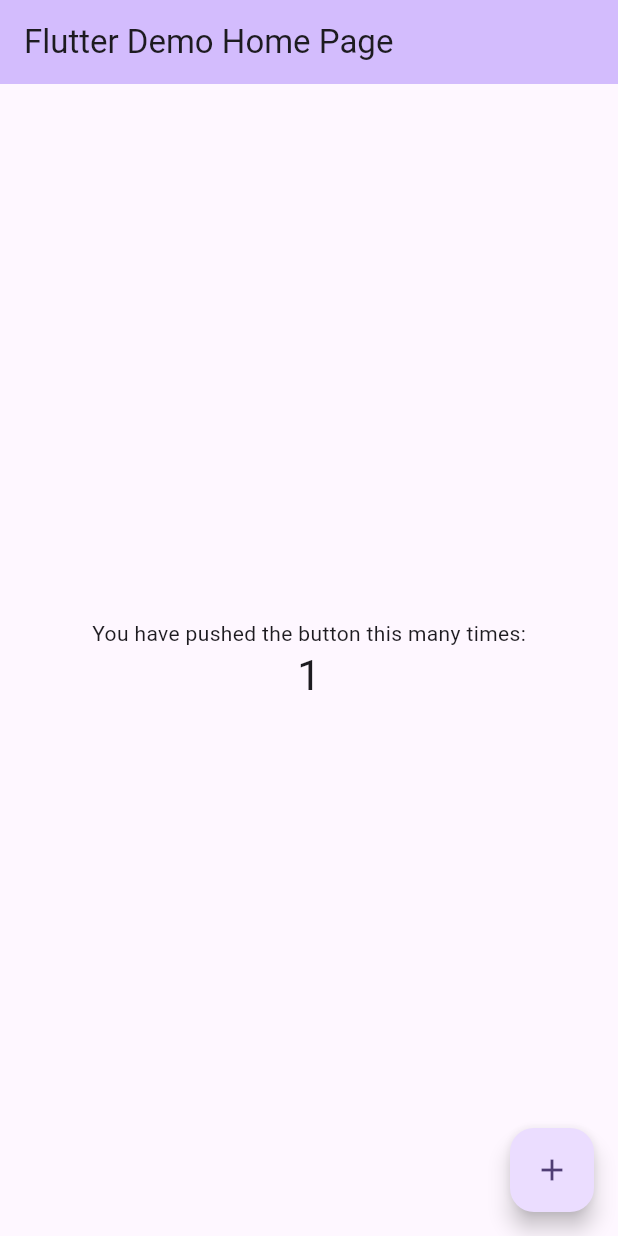
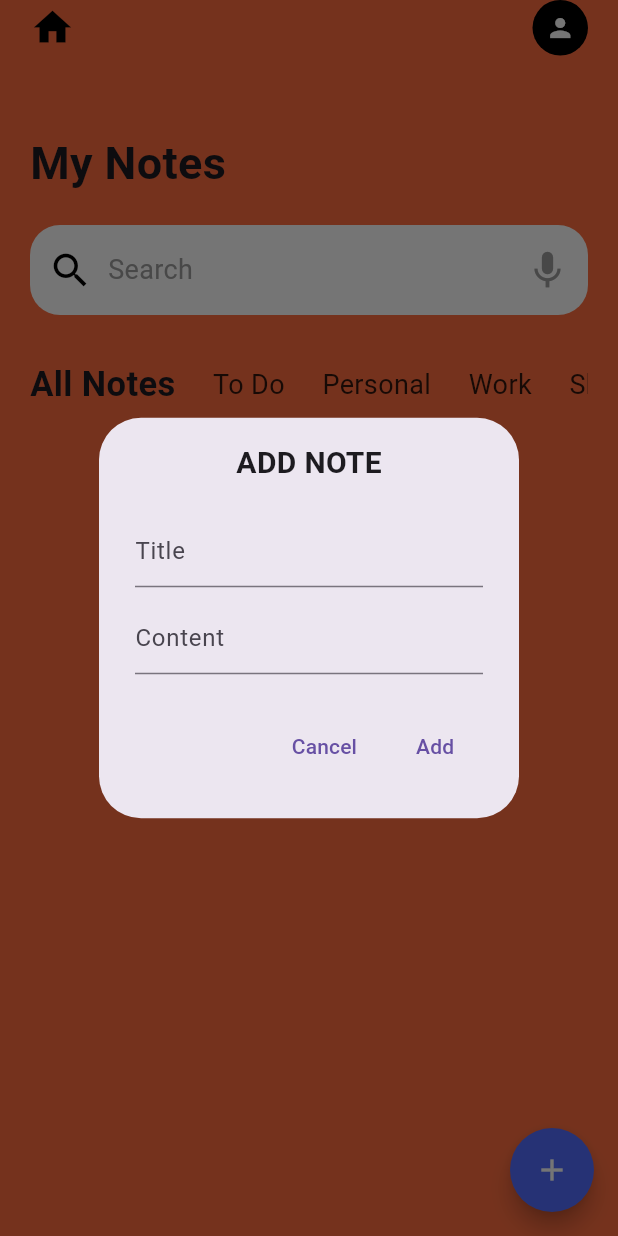
Before and after one commit to Simeon013/crud_todo_firebase, a Flutter app: the screen it shows after launch, after a tap on the "add" icon, on a phone screen of 412 x 824 dp. Run offline on Flutter 3.47's test engine with Material 3 defaults, Android fonts, the phone set to English and light mode, and no system bars; our stand-ins replace cloud_firestore, firebase_core; accounts and stored records are empty.

Commit message:
finish commit

```diff
--- a/lib/main.dart
+++ b/lib/main.dart
@@ -1,3 +1,4 @@
+import 'package:fire_todo/pages/home_page.dart';
 import 'package:firebase_core/firebase_core.dart';
 import 'package:flutter/material.dart';
 import 'firebase_options.dart';
@@ -11,119 +12,12 @@ void main() async {
 class MyApp extends StatelessWidget {
   const MyApp({super.key});
 
-  // This widget is the root of your application.
   @override
   Widget build(BuildContext context) {
-    return MaterialApp(
-      title: 'Flutter Demo',
-      theme: ThemeData(
-        // This is the theme of your application.
-        //
-        // TRY THIS: Try running your application with "flutter run". You'll see
-        // the application has a purple toolbar. Then, without quitting the app,
-        // try changing the seedColor in the colorScheme below to Colors.green
-        // and then invoke "hot reload" (save your changes or press the "hot
-        // reload" button in a Flutter-supported IDE, or press "r" if you used
-        // the command line to start the app).
-        //
-        // Notice that the counter didn't reset back to zero; the application
-        // state is not lost during the reload. To reset the state, use hot
-        // restart instead.
-        //
-        // This works for code too, not just values: Most code changes can be
-        // tested with just a hot reload.
-        colorScheme: ColorScheme.fromSeed(seedColor: Colors.deepPurple),
-        useMaterial3: true,
-      ),
-      home: const MyHomePage(title: 'Flutter Demo Home Page'),
+    return const MaterialApp(
+      debugShowCheckedModeBanner: false,
+      title: 'Fire Todo',
+      home: HomePage(),
     );
   }
 }
-
-class MyHomePage extends StatefulWidget {
-  const MyHomePage({super.key, required this.title});
-
-  // This widget is the home page of your application. It is stateful, meaning
-  // that it has a State object (defined below) that contains fields that affect
-  // how it looks.
-
-  // This class is the configuration for the state. It holds the values (in this
-  // case the title) provided by the parent (in this case the App widget) and
-  // used by the build method of the State. Fields in a Widget subclass are
-  // always marked "final".
-
-  final String title;
-
-  @override
-  State<MyHomePage> createState() => _MyHomePageState();
-}
-
-class _MyHomePageState extends State<MyHomePage> {
-  int _counter = 0;
-
-  void _incrementCounter() {
-    setState(() {
-      // This call to setState tells the Flutter framework that something has
-      // changed in this State, which causes it to rerun the build method below
-      // so that the display can reflect the updated values. If we changed
-      // _counter without calling setState(), then the build method would not be
-      // called again, and so nothing would appear to happen.
-      _counter++;
-    });
-  }
-
-  @override
-  Widget build(BuildContext context) {
-    // This method is rerun every time setState is called, for instance as done
-    // by the _incrementCounter method above.
-    //
-    // The Flutter framework has been optimized to make rerunning build methods
-    // fast, so that you can just rebuild anything that needs updating rather
-    // than having to individually change instances of widgets.
-    return Scaffold(
-      appBar: AppBar(
-        // TRY THIS: Try changing the color here to a specific color (to
-        // Colors.amber, perhaps?) and trigger a hot reload to see the AppBar
-        // change color while the other colors stay the same.
-        backgroundColor: Theme.of(context).colorScheme.inversePrimary,
-        // Here we take the value from the MyHomePage object that was created by
-        // the App.build method, and use it to set our appbar title.
-        title: Text(widget.title),
-      ),
-      body: Center(
-        // Center is a layout widget. It takes a single child and positions it
-        // in the middle of the parent.
-        child: Column(
-          // Column is also a layout widget. It takes a list of children and
-          // arranges them vertically. By default, it sizes itself to fit its
-          // children horizontally, and tries to be as tall as its parent.
-          //
-          // Column has various properties to control how it sizes itself and
-          // how it positions its children. Here we use mainAxisAlignment to
-          // center the children vertically; the main axis here is the vertical
-          // axis because Columns are vertical (the cross axis would be
-          // horizontal).
-          //
-          // TRY THIS: Invoke "debug painting" (choose the "Toggle Debug Paint"
-          // action in the IDE, or press "p" in the console), to see the
-          // wireframe for each widget.
-          mainAxisAlignment: MainAxisAlignment.center,
-          children: <Widget>[
-            const Text(
-              'You have pushed the button this many times:',
-            ),
-            Text(
-              '$_counter',
-              style: Theme.of(context).textTheme.headlineMedium,
-            ),
-          ],
-        ),
-      ),
-      floatingActionButton: FloatingActionButton(
-        onPressed: _incrementCounter,
-        tooltip: 'Increment',
-        child: const Icon(Icons.add),
-      ), // This trailing comma makes auto-formatting nicer for build methods.
-    );
-  }
-}
--- /dev/null
+++ b/lib/pages/home_page.dart
@@ -0,0 +1,424 @@
+import 'package:cloud_firestore/cloud_firestore.dart';
+import 'package:fire_todo/services/firestore.dart';
+import 'package:flutter/material.dart';
+import 'package:flutter_staggered_grid_view/flutter_staggered_grid_view.dart';
+
+class HomePage extends StatefulWidget {
+  const HomePage({super.key});
+
+  @override
+  State<HomePage> createState() => _HomePageState();
+}
+
+class _HomePageState extends State<HomePage> {
+  // Liste d'éléments avec la taille de chaque tuile
+  final List<GridItem> items = const [
+    GridItem(crossAxisCount: 3, mainAxisCount: 4, size: 3),
+    GridItem(crossAxisCount: 2, mainAxisCount: 2, size: 1),
+    GridItem(crossAxisCount: 2, mainAxisCount: 2, size: 1),
+    GridItem(crossAxisCount: 2, mainAxisCount: 3, size: 2),
+    GridItem(crossAxisCount: 3, mainAxisCount: 3, size: 2),
+    GridItem(crossAxisCount: 3, mainAxisCount: 2, size: 1),
+    GridItem(crossAxisCount: 2, mainAxisCount: 4, size: 3),
+    GridItem(crossAxisCount: 3, mainAxisCount: 2, size: 1),
+    GridItem(crossAxisCount: 2, mainAxisCount: 4, size: 3),
+    GridItem(crossAxisCount: 3, mainAxisCount: 2, size: 1),
+    GridItem(crossAxisCount: 3, mainAxisCount: 2, size: 1),
+    GridItem(crossAxisCount: 5, mainAxisCount: 3, size: 2),
+  ];
+
+  //firestore
+  final FirestoreService firestoreService = FirestoreService();
+
+  // texts controllers
+  final TextEditingController titleController = TextEditingController();
+  final TextEditingController contentController = TextEditingController();
+
+  // open a dialog to add note or update
+  void openNoteBox(String? docID, String? note, String? content) {
+    showDialog(
+      context: context,
+      builder: (context) => AlertDialog(
+        content: Column(
+          mainAxisSize: MainAxisSize.min,
+          children: [
+            Center(
+              child: Text(
+              docID == null ? 'ADD NOTE' : 'UPDATE NOTE',
+                style: const TextStyle(
+                  fontSize: 20,
+                  fontWeight: FontWeight.bold,
+                ),
+              ),
+            ),
+            const SizedBox(height: 20),
+            TextField(
+              controller: titleController,
+              decoration: InputDecoration(
+                hintText: docID == null ? 'Title' : note,
+              ),
+            ),
+            const SizedBox(height: 10),
+            TextField(
+              controller: contentController,
+              decoration: InputDecoration(
+                hintText: docID == null ? 'Content' : content,
+              ),
+            ),
+          ],
+        ),
+        actions: [
+          TextButton(
+            onPressed: () {
+              Navigator.pop(context);
+            },
+            child: const Text('Cancel'),
+          ),
+          TextButton(
+            onPressed: () {
+              if (docID != null) {
+                firestoreService.updateNote(docID, titleController.text, contentController.text);
+              } else {
+                firestoreService.addNote(titleController.text, contentController.text);
+              }
+              // clear text fields
+              titleController.clear();
+              contentController.clear();
+
+              Navigator.pop(context);
+              //addNote();
+            },
+            child: const Text('Add'),
+          ),
+        ],
+      )
+    );
+  }
+
+  @override
+  Widget build(BuildContext context) {
+    return Scaffold(
+      backgroundColor: Colors.deepOrangeAccent,
+      body: SafeArea(
+        child: SingleChildScrollView(
+          child: Column(
+            children: [
+              Padding(
+                padding: const EdgeInsets.symmetric(horizontal: 20),
+                child: Row(
+                  mainAxisAlignment: MainAxisAlignment.spaceBetween,
+                  children: [
+                    const Icon(
+                      Icons.home,
+                      size: 30,
+                      color: Colors.black,
+                    ),
+                    Container(
+                      width: 37,
+                      height: 37,
+                      decoration: const BoxDecoration(
+                        shape: BoxShape.circle,
+                        color: Colors.black,
+                      ),
+                      child: const Icon(
+                        Icons.person,
+                        size: 20,
+                        color: Colors.white,
+                      ),
+                    ),
+                  ],
+                ),
+              ),
+              const SizedBox(height: 50),
+              Padding(
+                padding: const EdgeInsets.symmetric(horizontal: 20),
+                child: Column(
+                  crossAxisAlignment: CrossAxisAlignment.start,
+                  children: [
+                    const Row(
+                      children: [
+                        Text(
+                          'My Notes',
+                          style: TextStyle(
+                            fontSize: 30,
+                            fontWeight: FontWeight.bold,
+                          ),
+                        ),
+                        Spacer(),
+                      ],
+                    ),
+                    const SizedBox(height: 20),
+                    Container(
+                      width: double.infinity,
+                      height: 60,
+                      decoration: BoxDecoration(
+                        borderRadius: BorderRadius.circular(20),
+                        color: Colors.white,
+                      ),
+                      child: const Padding(
+                        padding: EdgeInsets.all(12),
+                        child: Row(
+                          mainAxisAlignment: MainAxisAlignment.spaceBetween,
+                          children: [
+                            Row(
+                              children: [
+                                Icon(Icons.search,
+                                    size: 30, color: Colors.black),
+                                SizedBox(width: 10),
+                                Text(
+                                  'Search',
+                                  style: TextStyle(
+                                    fontSize: 18,
+                                    color: Colors.grey,
+                                  ),
+                                ),
+                              ],
+                            ),
+                            Icon(Icons.mic, size: 30, color: Colors.grey),
+                          ],
+                        ),
+                      ),
+                    ),
+                    const SizedBox(height: 30),
+                    SingleChildScrollView(
+                      scrollDirection: Axis.horizontal,
+                      child: Row(
+                        children: [
+                          const Text(
+                            'All Notes',
+                            style: TextStyle(
+                              fontSize: 23,
+                              fontWeight: FontWeight.bold,
+                            ),
+                          ),
+                          const SizedBox(width: 25),
+                          Text(
+                            'To Do',
+                            style: TextStyle(
+                              fontSize: 18,
+                              color: Colors.black.withOpacity(0.8),
+                            ),
+                          ),
+                          const SizedBox(width: 25),
+                          Text(
+                            'Personal',
+                            style: TextStyle(
+                              fontSize: 18,
+                              color: Colors.black.withOpacity(0.8),
+                            ),
+                          ),
+                          const SizedBox(width: 25),
+                          Text(
+                            'Work',
+                            style: TextStyle(
+                              fontSize: 18,
+                              color: Colors.black.withOpacity(0.8),
+                            ),
+                          ),
+                          const SizedBox(width: 25),
+                          Text(
+                            'Shopping',
+                            style: TextStyle(
+                              fontSize: 18,
+                              color: Colors.black.withOpacity(0.8),
+                            ),
+                          ),
+                          const SizedBox(width: 25),
+                        ],
+                      ),
+                    ),
+                    const SizedBox(height: 20),
+
+                    StreamBuilder<QuerySnapshot>(
+                      stream: firestoreService.getNotes(),
+                      builder: (context, snapshot) {
+                        if (!snapshot.hasData) {
+                          return const Center(
+                            child: Text(
+                              'Nothing here..',
+                            ),
+                          );
+                        } else {
+                          List notesList = snapshot.data!.docs;
+                          return ListView.builder(
+                            shrinkWrap: true,
+                            physics: const NeverScrollableScrollPhysics(),
+                            itemCount: notesList.length,
+                            itemBuilder: (context, index) {
+                              DocumentSnapshot note = notesList[index];
+                              String docId = note.id;
+
+                              Map<String, dynamic> data = note.data() as Map<String, dynamic>;
+
+                              String noteTitle = data['note'];
+                              String noteContent = data['content'];
+
+                              return Container(
+                                  margin: const EdgeInsets.only(bottom: 20),
+                                  height: 100,
+                                  decoration: BoxDecoration(
+                                    borderRadius: BorderRadius.circular(20),
+                                    color: Colors.white,
+                                  ),
+                                  child: Padding(
+                                    padding: const EdgeInsets.all(8.0),
+                                    child: Row(
+                                      children: [
+                                        SizedBox(
+                                          width: 250,
+                                          child: Column(
+                                            crossAxisAlignment: CrossAxisAlignment.start,
+                                            mainAxisSize: MainAxisSize.min,
+                                            children: [
+                                              Text(
+                                                noteTitle,
+                                                style: const TextStyle(
+                                                  fontSize: 18,
+                                                  fontWeight: FontWeight.bold,
+                                                ),
+                                              ),
+                                              const SizedBox(height: 10),
+                                              Text(
+                                                noteContent,
+                                                overflow: TextOverflow.ellipsis,
+                                                style: const TextStyle(
+                                                  fontSize: 15,
+                                                  color: Colors.grey,
+                                                ),
+                                              ),
+                                            ]
+                                          ),
+                                        ),
+                                        const Spacer(),
+                                        Row(
+                                          children: [
+                                            IconButton(
+                                              icon: const Icon(Icons.edit),
+                                              onPressed: () {
+                                                openNoteBox(docId, noteTitle, noteContent);
+                                              },
+                                            ),
+                                            IconButton(
+                                              icon: const Icon(Icons.delete),
+                                              onPressed: () {
+                                                firestoreService.deleteNote(docId);
+                                              },
+                                            ),
+                                          ],
+                                        )
+                                      ],
+                                    ),
+                                  )
+                              );
+                            },
+                          );
+                        }
+                      }
+                    ),
+
+                    // Bento grid with variable sizes generated dynamically
+                    /*StaggeredGrid.count(
+                      crossAxisCount: 5, // Number of columns in the grid
+                      mainAxisSpacing: 10,
+                      crossAxisSpacing: 10,
+                      children: items
+                          .asMap()
+                          .entries
+                          .map(
+                            (entry) => StaggeredGridTile.count(
+                          crossAxisCellCount: entry.value.crossAxisCount,
+                          mainAxisCellCount: entry.value.mainAxisCount,
+                          child: GridTileContent(
+                            index: entry.key + 1,
+                            size: entry.value.size,
+                            mainAxisCount: entry.value.mainAxisCount,
+                            crossAxisCount: entry.value.crossAxisCount,
+                          ),
+                        ),
+                      )
+                          .toList(),
+                    ),*/
+                    const SizedBox(height: 20),
+                  ],
+                ),
+              ),
+            ],
+          ),
+        ),
+      ),
+      floatingActionButton: FloatingActionButton(
+        onPressed: () {
+          openNoteBox(null, null, null);
+        },
+        backgroundColor: Colors.indigoAccent,
+        shape: RoundedRectangleBorder(
+          borderRadius: BorderRadius.circular(50),
+        ),
+        child: const Icon(Icons.add, color: Colors.white),
+      ),
+    );
+  }
+}
+
+// Classe pour représenter un élément de la grille
+class GridItem {
+  final int crossAxisCount;
+  final int mainAxisCount;
+  final int size;
+
+  const GridItem({
+    required this.crossAxisCount,
+    required this.mainAxisCount,
+    required this.size,
+  });
+}
+
+class GridTileContent extends StatelessWidget {
+  final int index;
+  final int size;
+  final int mainAxisCount;
+  final int crossAxisCount;
+  const GridTileContent({super.key, required this.index, required this.size, required this.mainAxisCount, required this.crossAxisCount});
+
+  @override
+  Widget build(BuildContext context) {
+    return Container(
+      decoration: BoxDecoration(
+        borderRadius: BorderRadius.circular(20),
+        color: Colors.white,
+      ),
+      child: Padding(
+        padding: const EdgeInsets.all(15),
+        child: Column(
+          crossAxisAlignment: CrossAxisAlignment.start,
+          children: [
+            Text(
+              'Titre $index',
+              style: const TextStyle(
+                fontSize: 25,
+                fontWeight: FontWeight.bold,
+              ),
+            ),
+            Container(
+              width: double.infinity,
+              height: size * 70,
+              decoration: BoxDecoration(
+                borderRadius: BorderRadius.circular(20),
+                //color: Colors.red,
+              ),
+              child: const Text(
+                'lorem ipsum dolor sit amet, consectetur adipiscing elit, sed do eiusmod tempor incididunt ut labore et dolore magna aliqua. Ut enim ad minim veniam, quis nostrud exercitation ullamco laboris nisi ut aliquip ex ea commodo consequat. Duis aute irure dolor in reprehenderit in voluptate velit esse cillum dolore eu fugiat nulla pariatur. Excepteur sint occaecat cupidatat non proident, sunt in culpa qui officia deserunt mollit anim id est laborum.',
+                overflow: TextOverflow.fade,
+                //maxLines: maxligne,
+                style: TextStyle(
+                  fontSize: 14,
+                  color: Colors.grey,
+                ),
+              ),
+            ),
+          ],
+        ),
+      )
+    );
+  }
+}
--- /dev/null
+++ b/lib/services/firestore.dart
@@ -0,0 +1,36 @@
+import 'package:cloud_firestore/cloud_firestore.dart';
+
+class FirestoreService {
+  // get collection of notes
+  final CollectionReference notes = FirebaseFirestore.instance.collection('notes');
+
+  // create : add new note
+  Future<void> addNote(String note, String content) {
+    return notes.add({
+      'note': note,
+      'content': content,
+      'timestamp': Timestamp.now(),
+    });
+  }
+
+  // read : get all notes
+  Stream<QuerySnapshot> getNotes() {
+    final notesStream = notes.orderBy('timestamp', descending: true).snapshots();
+
+    return notesStream;
+  }
+
+  // update : update note
+  Future<void> updateNote(String id, String note, String content) {
+    return notes.doc(id).update({
+      'note': note,
+      'content': content,
+      'timestamp': Timestamp.now(),
+    });
+  }
+
+  // delete : delete note
+  Future<void> deleteNote(String id) {
+    return notes.doc(id).delete();
+  }
+}
--- a/pubspec.yaml
+++ b/pubspec.yaml
@@ -36,6 +36,8 @@ dependencies:
   # Use with the CupertinoIcons class for iOS style icons.
   cupertino_icons: ^1.0.8
   firebase_core: ^3.4.0
+  flutter_staggered_grid_view: ^0.7.0
+  cloud_firestore: ^5.4.3
 
 dev_dependencies:
   flutter_test:
```
Also changed, not shown: pubspec.lock, 1 other file.
